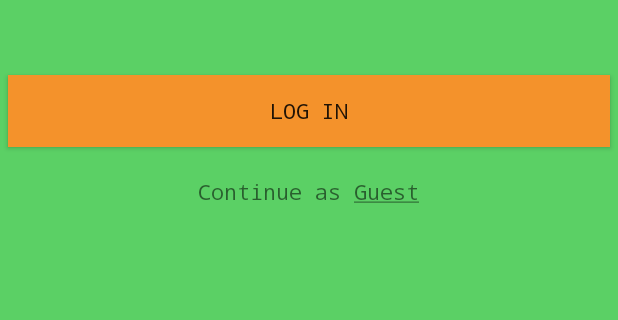
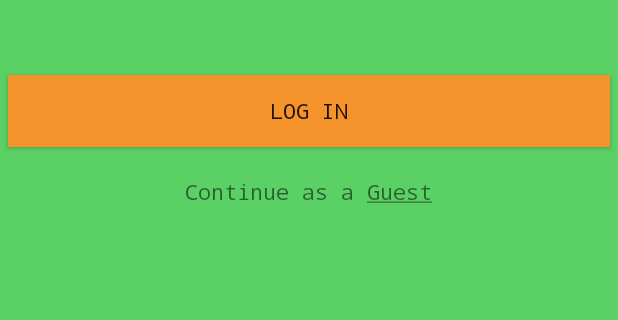
Before and after one commit to GoranVoinovski/PrvaAplikacijaBrainster, an Android app: the screen it shows after launch (MainActivity), on a phone screen of 412 x 824 dp, the part 333-653 px from its top. Run offline under Robolectric (Android 15) with nearby library versions, the light colour scheme and no system bars; our stand-ins replace ButterKnife.

Commit message:
Second commit

```diff
--- a/app/src/main/java/com/example/goran/prvaaplikacijabrainster/MainActivity.java
+++ b/app/src/main/java/com/example/goran/prvaaplikacijabrainster/MainActivity.java
@@ -25,7 +25,7 @@ public class MainActivity extends AppCompatActivity {
 
        String underline = "<u>Guest</u>";
 
-                guest.setText(Html.fromHtml("Continue as "+underline));
+                guest.setText(Html.fromHtml("Continue as a "+underline));
 
 
 
```
